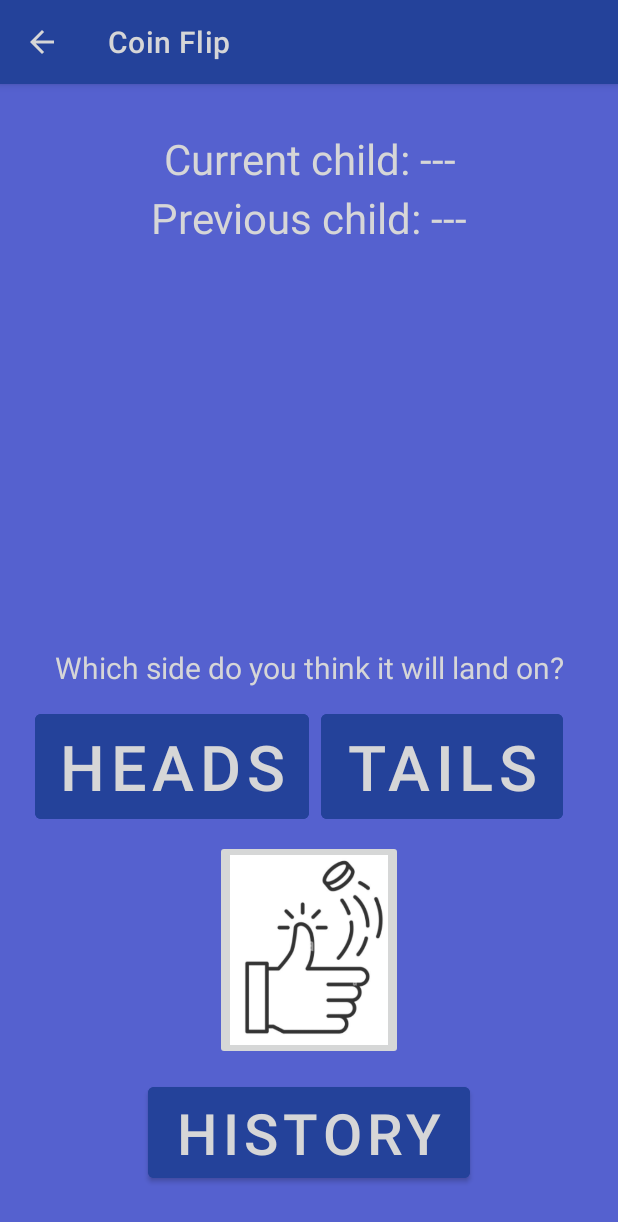
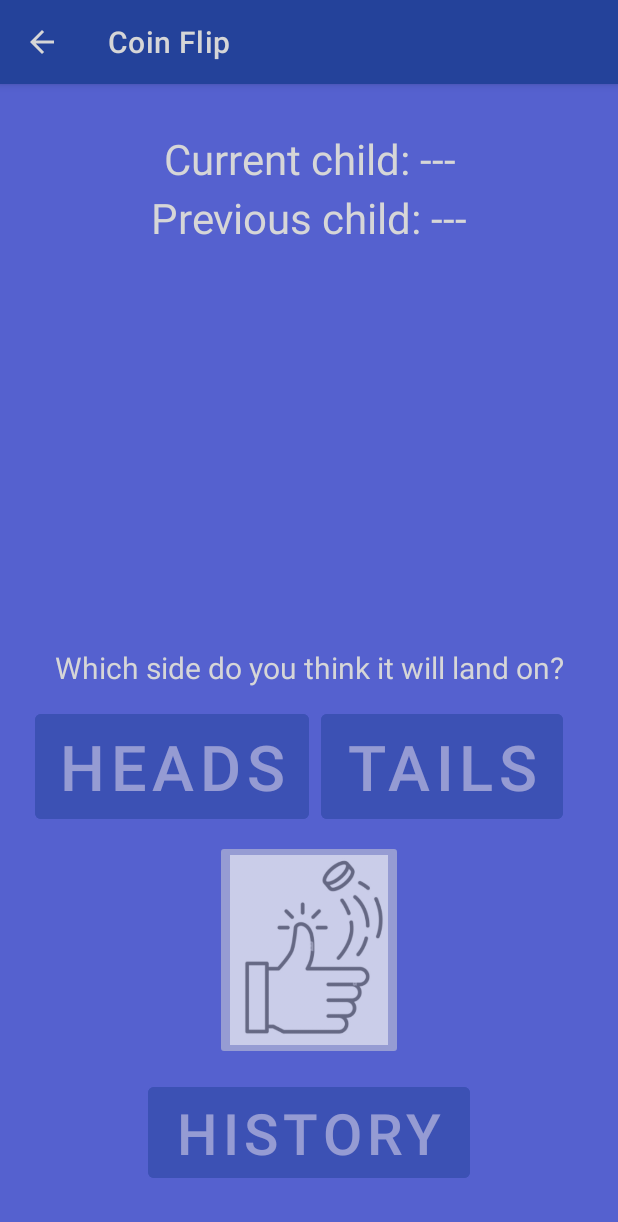
Before and after one commit to harjap60/Parent-App, an Android app: the FlipActivity screen opened directly, with no data from a screen before it, after a tap on "Image of coin flip to start animation", on a phone screen of 412 x 824 dp. Shown: the top 1222 px of the screen. Run offline under Robolectric (Android 15) with nearby library versions, the phone set to English and light mode, and no system bars.

Commit message:
Refactor Model and UI classes Add scale implementation on text on coin Fix error for when there is child but no flip history
Most of the class have refactored and code has been cleaned to remove dead code.

```diff
--- a/app/src/main/java/com/cmpt276/parentapp/model/CoinFlip.java
+++ b/app/src/main/java/com/cmpt276/parentapp/model/CoinFlip.java
@@ -4,7 +4,6 @@ import java.time.LocalDateTime;
 
 public class CoinFlip {
     private Child child;
-    private String childName;
     private String choice;
     private boolean isWinner;
     private LocalDateTime flipTime;
--- a/app/src/main/java/com/cmpt276/parentapp/model/CoinSide.java
+++ /dev/null
@@ -1,6 +0,0 @@
-package com.cmpt276.parentapp.model;
-
-public enum CoinSide {
-    HEADS,
-    TAILS
-}
--- a/app/src/main/java/com/cmpt276/parentapp/model/FlipHistoryManager.java
+++ b/app/src/main/java/com/cmpt276/parentapp/model/FlipHistoryManager.java
@@ -44,35 +44,7 @@ public class FlipHistoryManager {
                 // instances of that element have been deleted
             }
         }
-//        PrefConfig.writeFlipHistoryInPref(context, history);
     }
-
-    /*public int getCurrentFlipIndex(ChildManager childManager) {
-        if (childManager.size() == 0) {
-            return -1;
-        } else {
-            if (size() == 0) {    // No one has flipped a coin yet
-                return 0;
-            } else {
-                // get the last child to flip the coin
-                Child child = history.get(size() - 1).getChild();
-
-                // if a new child is added after a bunch of flips when no child was added,
-                // the round robin should start from 0
-                if (child == null) {
-                    return 0;
-                }
-                // get the index of the child from the childManager
-                int index = childManager.getChildIndex(child);
-
-                // increment the index and return it
-                index = (index + 1) % childManager.size();
-                // this is done to keep the round robin going for the coin flip
-
-                return index;
-            }
-        }
-    }*/
 
     public String getCurrentChild(ChildManager childManager){
         if(childManager.size() == 0){
@@ -80,7 +52,7 @@ public class FlipHistoryManager {
         }
         else{
             if(size() == 0){
-                return "";
+                return childManager.getChild(0).getChildName();
             }
             else{
                 String name = history.get(size() - 1).getChild().getChildName();
@@ -108,29 +80,6 @@ public class FlipHistoryManager {
         }
     }
 
-    /*public int getPreviousFlipIndex(ChildManager childManager) {
-        if (childManager.size() == 0) {
-            return -1;
-        } else {
-            if (size() == 0) {    // No one has flipped a coin yet
-                return -1;
-            } else {
-                // get the last child to flip the coin
-                Child child = history.get(size() - 1).getChild();
-
-                // To handle null pointer exception when a new child is added after
-                // a bunch of flips when no child was added
-                if (child == null) {
-                    return -1;
-                }
-
-                // get the index of the child from the childManger
-                // return the index of the child
-                return childManager.getChildIndex(child);
-            }
-        }
-    }*/
-
     public void addFlip(CoinFlip flip) {
         history.add(flip);
     }
@@ -143,10 +92,6 @@ public class FlipHistoryManager {
         return history;
     }
 
-    public void setHistory(List<CoinFlip> history) {
-        this.history = history;
-    }
-
     public int size() {
         return history.size();
     }
--- a/app/src/main/java/com/cmpt276/parentapp/ui/FlipActivity.java
+++ b/app/src/main/java/com/cmpt276/parentapp/ui/FlipActivity.java
@@ -5,8 +5,6 @@ import android.animation.AnimatorListenerAdapter;
 import android.animation.ObjectAnimator;
 import android.media.MediaPlayer;
 import android.os.Bundle;
-import android.view.Menu;
-import android.view.MenuItem;
 import android.view.animation.AccelerateDecelerateInterpolator;
 import android.view.animation.DecelerateInterpolator;
 import android.widget.Button;
@@ -14,17 +12,17 @@ import android.widget.ImageButton;
 import android.widget.ImageView;
 import android.widget.TextView;
 
-import androidx.annotation.NonNull;
 import androidx.appcompat.app.ActionBar;
 import androidx.appcompat.app.AppCompatActivity;
 import androidx.appcompat.widget.Toolbar;
 
 import com.cmpt276.parentapp.R;
 import com.cmpt276.parentapp.model.ChildManager;
+import com.cmpt276.parentapp.model.CoinFlip;
 import com.cmpt276.parentapp.model.FlipHistoryManager;
-import com.cmpt276.parentapp.model.CoinFlip;
 import com.cmpt276.parentapp.model.PrefConfig;
 
+import java.util.Objects;
 import java.util.Random;
 
 /**
@@ -33,13 +31,6 @@ import java.util.Random;
  * as the new side facing "up"
  */
 
-/**
- * TODO: heads or tails text on the image of the coin
- * move history button to toolbar
- * change background of screen and toolbar
- * textsize for textview
- * check if need to add the history of the flip done by the user when there are no children added
- */
 
 public class FlipActivity extends AppCompatActivity {
 
@@ -53,7 +44,7 @@ public class FlipActivity extends AppCompatActivity {
     Button userChoiceTails;
     Button historyButton;
     ImageButton coinFlipButton;
-
+    TextView coinSideText;
     ChildManager childNames;
 
     String prevChildName;
@@ -71,6 +62,7 @@ public class FlipActivity extends AppCompatActivity {
         flipHistoryManager = FlipHistoryManager.getInstance(FlipActivity.this);
 
         coinImage = findViewById(R.id.coin_image_view);
+        coinSideText = findViewById(R.id.heads_tails_text_after_flip);
 
         setUpToolbar();
         setupCoinFlipButton();
@@ -87,20 +79,20 @@ public class FlipActivity extends AppCompatActivity {
         updateTextView();
     }
 
-    private void setUpToolbar(){
+    private void setUpToolbar() {
         Toolbar toolbar = findViewById(R.id.toolbar);
         setSupportActionBar(toolbar);
-        getSupportActionBar().setTitle(R.string.flip_activity_toolbar_label);
+        Objects.requireNonNull(getSupportActionBar()).setTitle(R.string.flip_activity_toolbar_label);
 
         // set up "UP" button on toolbar
         ActionBar ab = getSupportActionBar();
         ab.setDisplayHomeAsUpEnabled(true);
     }
 
-    private void setupButtonEnableDisable(){
-        if(childNames.size() == 0){
+    private void setupButtonEnableDisable() {
+        if (childNames.size() == 0) {
             setupButtonsNoChild();
-        }else{
+        } else {
             setupButtonWithChild();
         }
     }
@@ -142,29 +134,71 @@ public class FlipActivity extends AppCompatActivity {
 
     private void setupCoinFlipButton() {
         coinFlipButton = findViewById(R.id.flip_coin_image_button);
-        coinFlipButton.setOnClickListener(view -> flipCoin());
+        coinFlipButton.setOnClickListener(view -> {
+            coinSideText.setText("");
+            flipCoin();
+            disableAllButtons();
+        });
     }
 
     private void enableFlipCoinButton() {
+        coinSideText.setText("");
         userChoiceHeads.setEnabled(false);
+        userChoiceHeads.setAlpha(.5f);
+
         userChoiceTails.setEnabled(false);
+        userChoiceTails.setAlpha(.5f);
+
         historyButton.setEnabled(false);
+        historyButton.setAlpha(.5f);
+
         coinFlipButton.setEnabled(true);
+        coinFlipButton.setAlpha(1f);
 
     }
 
     private void setupButtonWithChild() {
         userChoiceHeads.setEnabled(true);
+        userChoiceHeads.setAlpha(1f);
+
         userChoiceTails.setEnabled(true);
+        userChoiceTails.setAlpha(1f);
+
         coinFlipButton.setEnabled(false);
+        coinFlipButton.setAlpha(0.5f);
+
         historyButton.setEnabled(true);
+        historyButton.setAlpha(1f);
+
     }
 
-    private void setupButtonsNoChild(){
+    private void setupButtonsNoChild() {
         userChoiceHeads.setEnabled(false);
+        userChoiceHeads.setAlpha(.5f);
+
         userChoiceTails.setEnabled(false);
+        userChoiceTails.setAlpha(.5f);
+
         coinFlipButton.setEnabled(true);
+        coinFlipButton.setAlpha(1f);
+
         historyButton.setEnabled(true);
+        historyButton.setAlpha(1f);
+
+    }
+
+    private void disableAllButtons() {
+        userChoiceHeads.setEnabled(false);
+        userChoiceHeads.setAlpha(.5f);
+
+        userChoiceTails.setEnabled(false);
+        userChoiceTails.setAlpha(.5f);
+
+        coinFlipButton.setEnabled(false);
+        coinFlipButton.setAlpha(0.5f);
+
+        historyButton.setEnabled(false);
+        historyButton.setAlpha(0.5f);
     }
 
 
@@ -186,18 +220,21 @@ public class FlipActivity extends AppCompatActivity {
                 coinImage.setImageResource(determineSide());
                 secondAnimation.start();
                 checkIfDataToBeStored();
-                TextView sideText = findViewById(R.id.heads_tails_text_after_flip);
-                if(isHeads){
-                    sideText.setText("Heads");
-                }else{
-                    sideText.setText("Tails");
-                }
+                printHeadsOrTailsOnCoin();
             }
         });
         firstAnimation.start();
     }
 
-    private void checkIfDataToBeStored(){
+    private void printHeadsOrTailsOnCoin() {
+        if (isHeads) {
+            coinSideText.setText(getString(R.string.heads));
+        } else {
+            coinSideText.setText(getString(R.string.tails));
+        }
+    }
+
+    private void checkIfDataToBeStored() {
         if (childNames.size() != 0) {
             checkWin();
             flipHistoryManager.addFlip(flip);
@@ -225,50 +262,18 @@ public class FlipActivity extends AppCompatActivity {
         }
     }
 
-    private void updateChildIndex() {
-        //currChildIndex = flipHistoryManager.getCurrentFlipIndex(childNames);
-        //prevChildIndex = flipHistoryManager.getPreviousFlipIndex(childNames);
-    }
-
-    private void updateChildName(){
+    private void updateChildName() {
         currChildName = flipHistoryManager.getCurrentChild(childNames);
         prevChildName = flipHistoryManager.getPreviousChild(childNames);
     }
 
     private void updateTextView() {
-        //updateChildIndex();
         updateChildName();
 
         TextView currentChildTextView = findViewById(R.id.current_child_tv);
         TextView previousChildTextView = findViewById(R.id.previous_child_tv);
 
-        if(currChildName.equals("")){
-            currentChildTextView.setText(getString(
-                    R.string.current_child_tv_string,
-                    "---")
-            );
-        }
-        else{
-            currentChildTextView.setText(getString(
-                    R.string.current_child_tv_string,
-                    currChildName)
-            );
-        }
-
-        if(prevChildName.equals("")){
-            previousChildTextView.setText(getString(
-                    R.string.previous_child_tv_string,
-                    "---")
-            );
-        }
-        else{
-            previousChildTextView.setText(getString(
-                    R.string.previous_child_tv_string,
-                    prevChildName)
-            );
-        }
-
-        /*if (currChildIndex == -1) {
+        if (currChildName.equals("")) {
             currentChildTextView.setText(getString(
                     R.string.current_child_tv_string,
                     "---")
@@ -276,10 +281,11 @@ public class FlipActivity extends AppCompatActivity {
         } else {
             currentChildTextView.setText(getString(
                     R.string.current_child_tv_string,
-                    childNames.getChild(currChildIndex).getChildName())
+                    currChildName)
             );
         }
-        if (prevChildIndex == -1) {
+
+        if (prevChildName.equals("")) {
             previousChildTextView.setText(getString(
                     R.string.previous_child_tv_string,
                     "---")
@@ -287,9 +293,9 @@ public class FlipActivity extends AppCompatActivity {
         } else {
             previousChildTextView.setText(getString(
                     R.string.previous_child_tv_string,
-                    childNames.getChild(prevChildIndex).getChildName())
+                    prevChildName)
             );
-        }*/
+        }
     }
 
     private void saveFlipsHistoryToSharedPrefs() {
--- a/app/src/main/java/com/cmpt276/parentapp/ui/FlipHistoryActivity.java
+++ b/app/src/main/java/com/cmpt276/parentapp/ui/FlipHistoryActivity.java
@@ -20,6 +20,7 @@ import com.cmpt276.parentapp.model.FlipHistoryManager;
 import com.cmpt276.parentapp.model.CoinFlip;
 
 import java.time.format.DateTimeFormatter;
+import java.util.Objects;
 
 public class FlipHistoryActivity extends AppCompatActivity {
 
@@ -50,7 +51,7 @@ public class FlipHistoryActivity extends AppCompatActivity {
     private void setUpToolbar(){
         Toolbar toolbar = findViewById(R.id.toolbar);
         setSupportActionBar(toolbar);
-        getSupportActionBar().setTitle(R.string.flip_history_activity_toolbar_label);
+        Objects.requireNonNull(getSupportActionBar()).setTitle(R.string.flip_history_activity_toolbar_label);
 
         // set up "UP" button on toolbar
         ActionBar ab = getSupportActionBar();
--- a/app/src/main/res/layout/activity_flip.xml
+++ b/app/src/main/res/layout/activity_flip.xml
@@ -105,9 +105,7 @@
         android:autoSizeStepGranularity="1dp"
         android:autoSizeTextType="uniform"
         android:backgroundTint="?colorPrimaryVariant"
-
         android:gravity="center"
-        android:maxLines="1"
 
         android:text="@string/heads"
         android:textColor="?colorOnPrimary"
@@ -173,11 +171,19 @@
 
     <TextView
         android:id="@+id/heads_tails_text_after_flip"
-        android:layout_width="wrap_content"
-        android:layout_height="wrap_content"
+        android:layout_width="0dp"
+        android:layout_height="0dp"
+        android:layout_marginStart="32dp"
+        android:layout_marginTop="32dp"
+        android:layout_marginEnd="32dp"
+        android:layout_marginBottom="32dp"
+        android:autoSizeMaxTextSize="100sp"
+        android:autoSizeMinTextSize="12sp"
+        android:autoSizeStepGranularity="2sp"
+        android:autoSizeTextType="uniform"
+        android:gravity="center"
         android:textColor="?colorPrimaryVariant"
-        android:textSize="35sp"
-        android:textStyle="bold"
+        android:maxLines="1"
         app:layout_constraintBottom_toBottomOf="@+id/coin_image_view"
         app:layout_constraintEnd_toEndOf="@+id/coin_image_view"
         app:layout_constraintStart_toStartOf="@+id/coin_image_view"
@@ -209,7 +215,7 @@
         android:layout_width="wrap_content"
         android:layout_height="wrap_content"
         android:orientation="horizontal"
-        app:layout_constraintGuide_percent="0.858" />
+        app:layout_constraintGuide_percent="0.8578372" />
 
     <androidx.constraintlayout.widget.Guideline
         android:id="@+id/screen_center_guideline"
--- a/app/src/main/res/layout/activity_flip_history.xml
+++ b/app/src/main/res/layout/activity_flip_history.xml
@@ -4,6 +4,7 @@
     xmlns:tools="http://schemas.android.com/tools"
     android:layout_width="match_parent"
     android:layout_height="match_parent"
+    android:background="?colorPrimary"
     tools:context=".ui.FlipHistoryActivity">
 
     <com.google.android.material.appbar.AppBarLayout
@@ -11,6 +12,7 @@
         android:layout_width="match_parent"
         android:layout_height="wrap_content"
         android:theme="@style/Theme.ParentApp.AppBarOverlay"
+        android:background="?colorPrimaryVariant"
         app:layout_constraintEnd_toEndOf="parent"
         app:layout_constraintStart_toStartOf="parent"
         app:layout_constraintTop_toTopOf="parent">
@@ -18,8 +20,9 @@
         <androidx.appcompat.widget.Toolbar
             android:id="@+id/toolbar"
             android:layout_width="match_parent"
+            app:titleTextColor="?colorOnPrimary"
+            app:subtitleTextColor="?colorOnPrimary"
             android:layout_height="?attr/actionBarSize"
-            android:background="#E61936"
             android:theme="@style/Theme.ParentApp.PopupOverlay"
             app:layout_constraintEnd_toEndOf="parent"
             app:layout_constraintStart_toStartOf="parent"
--- a/app/src/main/res/values/strings.xml
+++ b/app/src/main/res/values/strings.xml
@@ -61,6 +61,8 @@
     <string name="image_of_coin_flip_to_start_animation">Image of coin flip to start animation</string>
     <string name="flip_activity_toolbar_label">Coin Flip</string>
     <string name="history_of_flips">History</string>
+    <string name="Heads">Heads</string>
+    <string name="Tails">Tails</string>
     <!-- ============================== -->
 
 </resources>
```
Also changed, not shown: app/src/main/java/com/cmpt276/parentapp/ui/AddChildActivity.java (+14 -22 lines), app/src/main/java/com/cmpt276/parentapp/ui/ChildListActivity.java (+13 -12 lines), app/src/main/java/com/cmpt276/parentapp/ui/MainActivity.java (+0 -20 lines), app/src/main/res/layout/activity_add_child.xml (+6 -1 lines), app/src/main/res/layout/flip_history_view.xml (+29 -11 lines).
